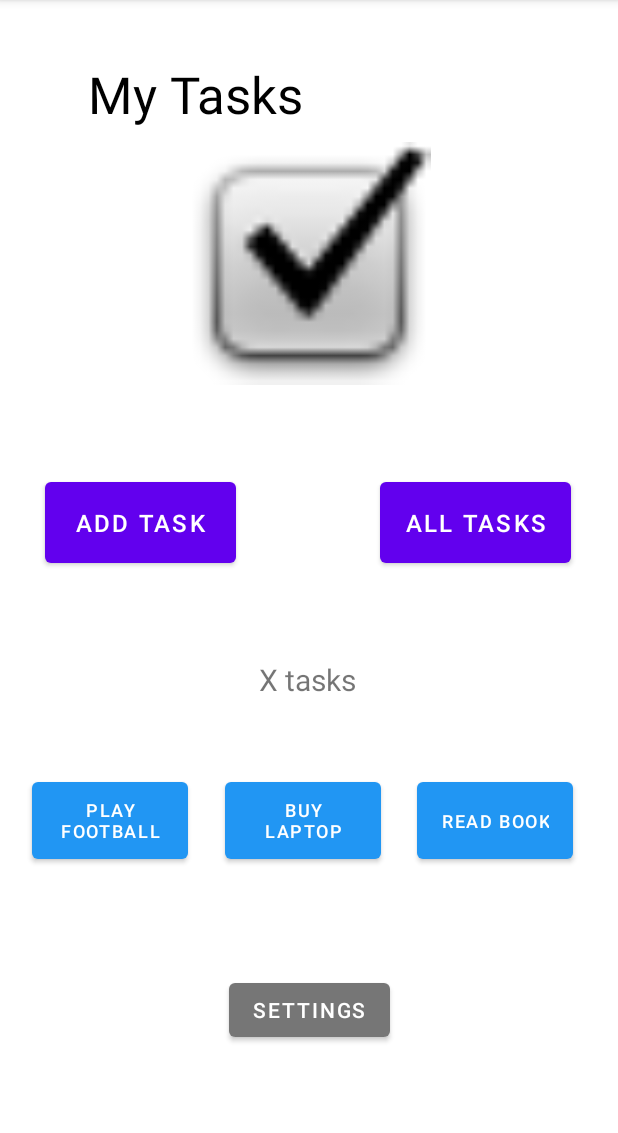
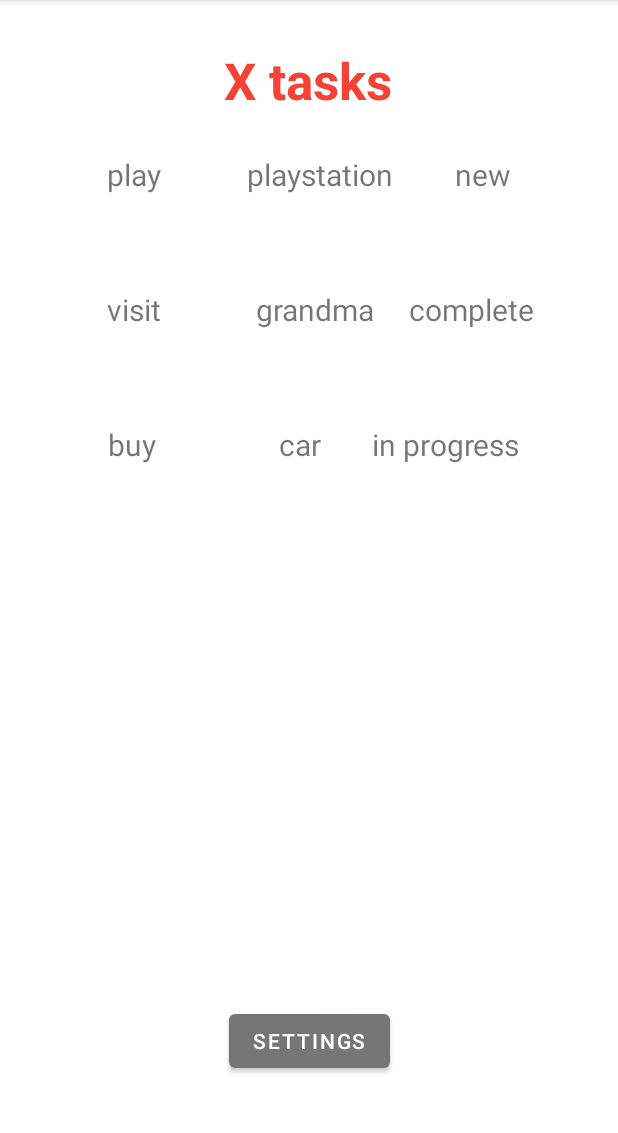
Before and after one commit to Ibrahim-Aldereni/taskmaster, an Android app: the screen it shows after launch (MainActivity), on a phone screen of 412 x 824 dp, the part 84-1217 px from its top. Run offline under Robolectric (Android 15) with nearby library versions, the phone set to English and light mode, and no system bars.

Commit message:
finish lab28

```diff
--- a/app/build.gradle
+++ b/app/build.gradle
@@ -33,6 +33,7 @@ dependencies {
     implementation 'androidx.appcompat:appcompat:1.2.0'
     implementation 'com.google.android.material:material:1.2.1'
     implementation 'androidx.constraintlayout:constraintlayout:2.0.1'
+    implementation 'androidx.legacy:legacy-support-v4:1.0.0'
     testImplementation 'junit:junit:4.+'
     androidTestImplementation 'androidx.test.ext:junit:1.1.2'
     androidTestImplementation 'androidx.test.espresso:espresso-core:3.3.0'
--- a/app/src/main/java/com/example/taskmaster/MainActivity.java
+++ b/app/src/main/java/com/example/taskmaster/MainActivity.java
@@ -1,6 +1,8 @@
 package com.example.taskmaster;
 
 import androidx.appcompat.app.AppCompatActivity;
+import androidx.recyclerview.widget.LinearLayoutManager;
+import androidx.recyclerview.widget.RecyclerView;
 
 import android.content.Intent;
 import android.content.SharedPreferences;
@@ -11,69 +13,19 @@ import android.widget.Button;
 import android.widget.TextView;
 import android.widget.Toast;
 
+import java.util.ArrayList;
+import java.util.List;
+
 public class MainActivity extends AppCompatActivity {
 
     @Override
     protected void onCreate(Bundle savedInstanceState) {
         super.onCreate(savedInstanceState);
         setContentView(R.layout.activity_main);
-
-        // get buttons
-        Button addTaskBtn = findViewById(R.id.addTaskBtn);
-        Button allTaskBtn = findViewById(R.id.allTasksBtn);
-
-        // click listeners
-        addTaskBtn.setOnClickListener(new View.OnClickListener() {
-            @Override
-            public void onClick(View v) {
-                Intent goToAddTask = new Intent(MainActivity.this, AddTaskActivity.class);
-                startActivity(goToAddTask);
-            }
-        });
-
-        allTaskBtn.setOnClickListener(new View.OnClickListener() {
-            @Override
-            public void onClick(View v) {
-                Intent goToAllTasks = new Intent(MainActivity.this, AllTasksActivity.class);
-                startActivity(goToAllTasks);
-            }
-        });
-
-        ////////////////////////////////////////// lab 27 //////////////////////////////////////////
-        // get buttons
-        Button task1Btn = findViewById(R.id.homeTask1Btn);
-        Button task2Btn = findViewById(R.id.homeTask2Btn);
-        Button task3Btn = findViewById(R.id.homeTask3Btn);
+        //////////////////////////////////////// lab 27 //////////////////////////////////
         Button settings = findViewById(R.id.homeSettingsBtn);
 
         // listners
-        task1Btn.setOnClickListener(new View.OnClickListener() {
-            @Override
-            public void onClick(View v) {
-                Intent goToTaskDetail = new Intent(MainActivity.this, TaskDetailActivity.class);
-                String btnText = task1Btn.getText().toString();
-                goToTaskDetail.putExtra("task",btnText);
-                startActivity(goToTaskDetail);
-            }
-        });
-        task2Btn.setOnClickListener(new View.OnClickListener() {
-            @Override
-            public void onClick(View v) {
-                Intent goToTaskDetail = new Intent(MainActivity.this, TaskDetailActivity.class);
-                String btnText = task2Btn.getText().toString();
-                goToTaskDetail.putExtra("task",btnText);
-                startActivity(goToTaskDetail);
-            }
-        });
-        task3Btn.setOnClickListener(new View.OnClickListener() {
-            @Override
-            public void onClick(View v) {
-                Intent goToTaskDetail = new Intent(MainActivity.this, TaskDetailActivity.class);
-                String btnText = task3Btn.getText().toString();
-                goToTaskDetail.putExtra("task",btnText);
-                startActivity(goToTaskDetail);
-            }
-        });
         settings.setOnClickListener(new View.OnClickListener() {
             @Override
             public void onClick(View v) {
@@ -81,6 +33,22 @@ public class MainActivity extends AppCompatActivity {
                 startActivity(goToSettings);
             }
         });
+
+        //////////////////////////////////////// lab 28 //////////////////////////////////
+        // hardcoded tasks
+        List<Task> allTasks = new ArrayList<>();
+        allTasks.add(new Task("play","playstation","new"));
+        allTasks.add(new Task("visit","grandma","complete"));
+        allTasks.add(new Task("buy","car","in progress"));
+
+        // get recycler view
+        RecyclerView allTasksRecyclerView = findViewById(R.id.taskListRecyclerView);
+
+        // set layout manager for the view (determine if liner list or grid list)
+        allTasksRecyclerView.setLayoutManager(new LinearLayoutManager(this));
+
+        // set the adapter for this recycler
+        allTasksRecyclerView.setAdapter(new TaskAdapter(allTasks));
     }
 
     @Override
--- /dev/null
+++ b/app/src/main/java/com/example/taskmaster/Task.java
@@ -0,0 +1,13 @@
+package com.example.taskmaster;
+
+public class Task {
+    public String title;
+    public String body;
+    public String state;
+
+    public Task(String title, String body, String state) {
+        this.title = title;
+        this.body = body;
+        this.state = state;
+    }
+}
--- /dev/null
+++ b/app/src/main/java/com/example/taskmaster/TaskAdapter.java
@@ -0,0 +1,64 @@
+package com.example.taskmaster;
+
+import android.view.LayoutInflater;
+import android.view.View;
+import android.view.ViewGroup;
+import android.widget.TextView;
+
+import androidx.annotation.NonNull;
+import androidx.recyclerview.widget.RecyclerView;
+
+import java.util.ArrayList;
+import java.util.List;
+
+public class TaskAdapter extends RecyclerView.Adapter<TaskAdapter.TasksViewHolder>{
+    // set the list that the adapter will use to bind data to the fragment
+    List<Task> allTasks = new ArrayList<>();
+
+    // constructor
+
+    public TaskAdapter(List<Task> allTasks) {
+        this.allTasks = allTasks;
+    }
+
+    // creating view holder class
+    public static class TasksViewHolder extends RecyclerView.ViewHolder{
+
+        //task object
+        public Task task;
+        //view object
+        public View itemView;
+
+        public TasksViewHolder(@NonNull View itemView) {
+            super(itemView);
+            this.itemView = itemView;
+        }
+    }
+
+    @NonNull
+    @Override
+    public TasksViewHolder onCreateViewHolder(@NonNull ViewGroup viewGroup, int i) {
+        // create the view
+        View view = LayoutInflater.from(viewGroup.getContext()).inflate(R.layout.fragment_task_item,viewGroup,false);
+        TasksViewHolder tasksViewHolder = new TasksViewHolder(view);
+        return tasksViewHolder;
+    }
+
+    @Override
+    public void onBindViewHolder(@NonNull TaskAdapter.TasksViewHolder tasksViewHolder, int i) {
+        tasksViewHolder.task = allTasks.get(i);
+
+        TextView title = tasksViewHolder.itemView.findViewById(R.id.taskTitleFragment);
+        TextView body = tasksViewHolder.itemView.findViewById(R.id.taskBodyFragment);
+        TextView state = tasksViewHolder.itemView.findViewById(R.id.taskStateFragment);
+
+        title.setText(tasksViewHolder.task.title);
+        body.setText(tasksViewHolder.task.body);
+        state.setText(tasksViewHolder.task.state);
+    }
+
+    @Override
+    public int getItemCount() {
+        return allTasks.size();
+    }
+}
--- /dev/null
+++ b/app/src/main/java/com/example/taskmaster/TaskItemFragment.java
@@ -0,0 +1,69 @@
+package com.example.taskmaster;
+
+import android.os.Bundle;
+
+import androidx.fragment.app.Fragment;
+
+import android.view.LayoutInflater;
+import android.view.View;
+import android.view.ViewGroup;
+
+/**
+ * A simple {@link Fragment} subclass.
+ * Use the {@link TaskItemFragment#newInstance} factory method to
+ * create an instance of this fragment.
+ */
+public class TaskItemFragment extends Fragment {
+
+    // TODO: Rename parameter arguments, choose names that match
+    // the fragment initialization parameters, e.g. ARG_ITEM_NUMBER
+    private static final String ARG_PARAM1 = "title";
+    private static final String ARG_PARAM2 = "body";
+    private static final String ARG_PARAM3 = "state";
+
+    // TODO: Rename and change types of parameters
+    private String mTitle;
+    private String mBody;
+    private String mState;
+
+    public TaskItemFragment() {
+        // Required empty public constructor
+    }
+
+    /**
+     * Use this factory method to create a new instance of
+     * this fragment using the provided parameters.
+     *
+     * @param mTitle Parameter 1.
+     * @param mBody Parameter 2.
+     * @param mState Parameter 3.
+     * @return A new instance of fragment TaskItemFragment.
+     */
+    // TODO: Rename and change types and number of parameters
+    public static TaskItemFragment newInstance(String mTitle, String mBody,String mState) {
+        TaskItemFragment fragment = new TaskItemFragment();
+        Bundle args = new Bundle();
+        args.putString(ARG_PARAM1, mTitle);
+        args.putString(ARG_PARAM2, mBody);
+        args.putString(ARG_PARAM3, mState);
+        fragment.setArguments(args);
+        return fragment;
+    }
+
+    @Override
+    public void onCreate(Bundle savedInstanceState) {
+        super.onCreate(savedInstanceState);
+        if (getArguments() != null) {
+            mTitle = getArguments().getString(ARG_PARAM1);
+            mBody = getArguments().getString(ARG_PARAM2);
+            mState = getArguments().getString(ARG_PARAM3);
+        }
+    }
+
+    @Override
+    public View onCreateView(LayoutInflater inflater, ViewGroup container,
+                             Bundle savedInstanceState) {
+        // Inflate the layout for this fragment
+        return inflater.inflate(R.layout.fragment_task_item, container, false);
+    }
+}
--- a/app/src/main/res/layout/activity_main.xml
+++ b/app/src/main/res/layout/activity_main.xml
@@ -5,106 +5,6 @@
     android:layout_width="match_parent"
     android:layout_height="match_parent"
     tools:context=".MainActivity">
-
-    <TextView
-        android:id="@+id/textView"
-        android:layout_width="wrap_content"
-        android:layout_height="wrap_content"
-        android:layout_marginLeft="16dp"
-        android:layout_marginTop="16dp"
-        android:text="My Tasks"
-        android:textColor="#000000"
-        android:textSize="34sp"
-        app:layout_constraintBottom_toBottomOf="parent"
-        app:layout_constraintHorizontal_bias="0.17"
-        app:layout_constraintLeft_toLeftOf="parent"
-        app:layout_constraintRight_toRightOf="parent"
-        app:layout_constraintTop_toTopOf="parent"
-        app:layout_constraintVertical_bias="0.034" />
-
-    <ImageView
-        android:id="@+id/imageView"
-        android:layout_width="216dp"
-        android:layout_height="162dp"
-        app:layout_constraintBottom_toBottomOf="parent"
-        app:layout_constraintEnd_toEndOf="parent"
-        app:layout_constraintStart_toStartOf="parent"
-        app:layout_constraintTop_toBottomOf="@+id/textView"
-        app:layout_constraintVertical_bias="0.018"
-        app:srcCompat="@android:drawable/checkbox_on_background"
-        tools:srcCompat="@tools:sample/avatars" />
-
-    <Button
-        android:id="@+id/allTasksBtn"
-        android:layout_width="127dp"
-        android:layout_height="66dp"
-        android:layout_marginEnd="16dp"
-        android:layout_marginRight="16dp"
-        android:text="ALL TASKS"
-        android:textSize="16sp"
-        app:layout_constraintBottom_toBottomOf="parent"
-        app:layout_constraintEnd_toEndOf="parent"
-        app:layout_constraintHorizontal_bias="0.944"
-        app:layout_constraintStart_toStartOf="parent"
-        app:layout_constraintTop_toBottomOf="@+id/imageView"
-        app:layout_constraintVertical_bias="0.132" />
-
-    <Button
-        android:id="@+id/homeTask3Btn"
-        android:layout_width="104dp"
-        android:layout_height="63dp"
-        android:text="Read book"
-        android:textSize="12sp"
-        app:backgroundTint="#2196F3"
-        app:layout_constraintBottom_toBottomOf="parent"
-        app:layout_constraintEnd_toEndOf="parent"
-        app:layout_constraintHorizontal_bias="0.902"
-        app:layout_constraintStart_toStartOf="parent"
-        app:layout_constraintTop_toBottomOf="@+id/allTasksBtn"
-        app:layout_constraintVertical_bias="0.414" />
-
-    <Button
-        android:id="@+id/homeTask1Btn"
-        android:layout_width="104dp"
-        android:layout_height="63dp"
-        android:text="Play football"
-        android:textSize="12sp"
-        app:backgroundTint="#2196F3"
-        app:layout_constraintBottom_toBottomOf="parent"
-        app:layout_constraintEnd_toStartOf="@+id/homeTask2Btn"
-        app:layout_constraintHorizontal_bias="0.466"
-        app:layout_constraintStart_toStartOf="parent"
-        app:layout_constraintTop_toBottomOf="@+id/addTaskBtn"
-        app:layout_constraintVertical_bias="0.414" />
-
-    <Button
-        android:id="@+id/homeTask2Btn"
-        android:layout_width="104dp"
-        android:layout_height="63dp"
-        android:text="Buy laptop"
-        android:textSize="12sp"
-        app:backgroundTint="#2196F3"
-        app:layout_constraintBottom_toBottomOf="parent"
-        app:layout_constraintEnd_toStartOf="@+id/homeTask3Btn"
-        app:layout_constraintHorizontal_bias="0.861"
-        app:layout_constraintStart_toStartOf="parent"
-        app:layout_constraintTop_toBottomOf="@+id/allTasksBtn"
-        app:layout_constraintVertical_bias="0.414" />
-
-    <Button
-        android:id="@+id/addTaskBtn"
-        android:layout_width="127dp"
-        android:layout_height="66dp"
-        android:layout_marginStart="16dp"
-        android:layout_marginLeft="16dp"
-        android:text="ADD TASK"
-        android:textSize="16sp"
-        app:layout_constraintBottom_toBottomOf="parent"
-        app:layout_constraintEnd_toEndOf="parent"
-        app:layout_constraintHorizontal_bias="0.052"
-        app:layout_constraintStart_toStartOf="parent"
-        app:layout_constraintTop_toBottomOf="@+id/imageView"
-        app:layout_constraintVertical_bias="0.132" />
 
     <Button
         android:id="@+id/homeSettingsBtn"
@@ -115,19 +15,32 @@
         app:layout_constraintBottom_toBottomOf="parent"
         app:layout_constraintEnd_toEndOf="parent"
         app:layout_constraintStart_toStartOf="parent"
-        app:layout_constraintTop_toBottomOf="@+id/homeTask2Btn" />
+        app:layout_constraintTop_toTopOf="parent"
+        app:layout_constraintVertical_bias="0.931" />
 
     <TextView
         android:id="@+id/homeUserTasksTitle"
         android:layout_width="wrap_content"
         android:layout_height="wrap_content"
         android:text="tasks"
-        android:textSize="20sp"
-        app:layout_constraintBottom_toTopOf="@+id/homeTask2Btn"
+        android:textColor="#F44336"
+        android:textSize="34sp"
+        android:textStyle="bold"
+        app:layout_constraintBottom_toTopOf="@+id/homeSettingsBtn"
         app:layout_constraintEnd_toEndOf="parent"
         app:layout_constraintHorizontal_bias="0.498"
         app:layout_constraintStart_toStartOf="parent"
-        app:layout_constraintTop_toBottomOf="@+id/imageView"
-        app:layout_constraintVertical_bias="0.789" />
+        app:layout_constraintTop_toTopOf="parent"
+        app:layout_constraintVertical_bias="0.049" />
+
+    <androidx.recyclerview.widget.RecyclerView
+        android:id="@+id/taskListRecyclerView"
+        android:layout_width="336dp"
+        android:layout_height="0dp"
+        app:layout_constraintBottom_toTopOf="@+id/homeSettingsBtn"
+        app:layout_constraintEnd_toEndOf="parent"
+        app:layout_constraintStart_toStartOf="parent"
+        app:layout_constraintTop_toBottomOf="@+id/homeUserTasksTitle"
+        app:layout_constraintVertical_bias="0.122" />
 
 </androidx.constraintlayout.widget.ConstraintLayout>
--- /dev/null
+++ b/app/src/main/res/layout/fragment_task_item.xml
@@ -0,0 +1,52 @@
+<?xml version="1.0" encoding="utf-8"?>
+<FrameLayout xmlns:android="http://schemas.android.com/apk/res/android"
+    xmlns:app="http://schemas.android.com/apk/res-auto"
+    xmlns:tools="http://schemas.android.com/tools"
+    android:layout_width="match_parent"
+    android:layout_height="wrap_content"
+    tools:context=".TaskItemFragment">
+
+    <androidx.constraintlayout.widget.ConstraintLayout
+        android:layout_width="match_parent"
+        android:layout_height="90dp">
+
+        <TextView
+            android:id="@+id/taskTitleFragment"
+            android:layout_width="wrap_content"
+            android:layout_height="wrap_content"
+            android:text="Title"
+            android:textSize="20sp"
+            app:layout_constraintBottom_toBottomOf="parent"
+            app:layout_constraintEnd_toEndOf="parent"
+            app:layout_constraintHorizontal_bias="0.112"
+            app:layout_constraintStart_toStartOf="parent"
+            app:layout_constraintTop_toTopOf="parent"
+            app:layout_constraintVertical_bias="0.428" />
+
+        <TextView
+            android:id="@+id/taskBodyFragment"
+            android:layout_width="wrap_content"
+            android:layout_height="wrap_content"
+            android:text="body"
+            android:textSize="20sp"
+            app:layout_constraintBottom_toBottomOf="@+id/taskTitleFragment"
+            app:layout_constraintEnd_toEndOf="parent"
+            app:layout_constraintHorizontal_bias="0.338"
+            app:layout_constraintStart_toEndOf="@+id/taskTitleFragment"
+            app:layout_constraintTop_toTopOf="@+id/taskTitleFragment"
+            app:layout_constraintVertical_bias="0.065" />
+
+        <TextView
+            android:id="@+id/taskStateFragment"
+            android:layout_width="wrap_content"
+            android:layout_height="wrap_content"
+            android:text="state"
+            android:textSize="20sp"
+            app:layout_constraintBottom_toBottomOf="@+id/taskBodyFragment"
+            app:layout_constraintEnd_toEndOf="parent"
+            app:layout_constraintHorizontal_bias="0.55"
+            app:layout_constraintStart_toEndOf="@+id/taskBodyFragment"
+            app:layout_constraintTop_toTopOf="@+id/taskBodyFragment"
+            app:layout_constraintVertical_bias="0.065" />
+    </androidx.constraintlayout.widget.ConstraintLayout>
+</FrameLayout>
--- a/app/src/main/res/values/strings.xml
+++ b/app/src/main/res/values/strings.xml
@@ -1,3 +1,5 @@
 <resources>
     <string name="app_name">My Application</string>
+    <!-- TODO: Remove or change this placeholder text -->
+    <string name="hello_blank_fragment">Hello blank fragment</string>
 </resources>
```
Also changed, not shown: 2 other files.
